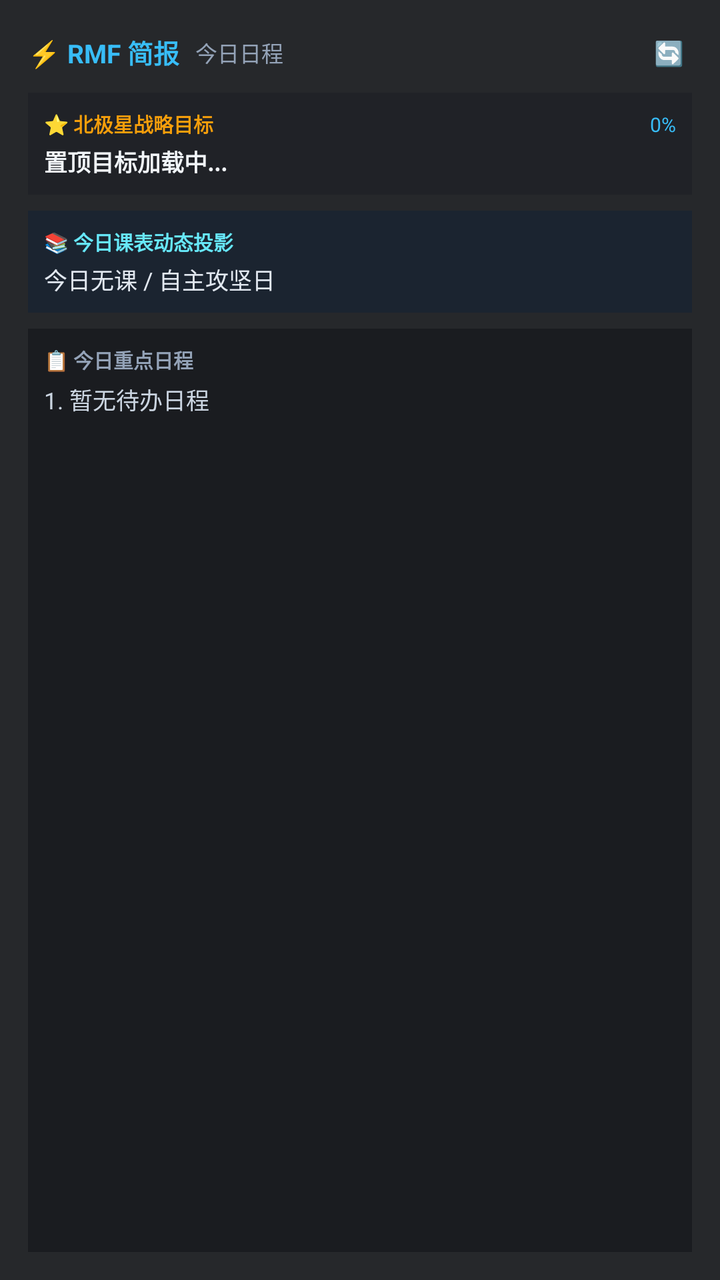
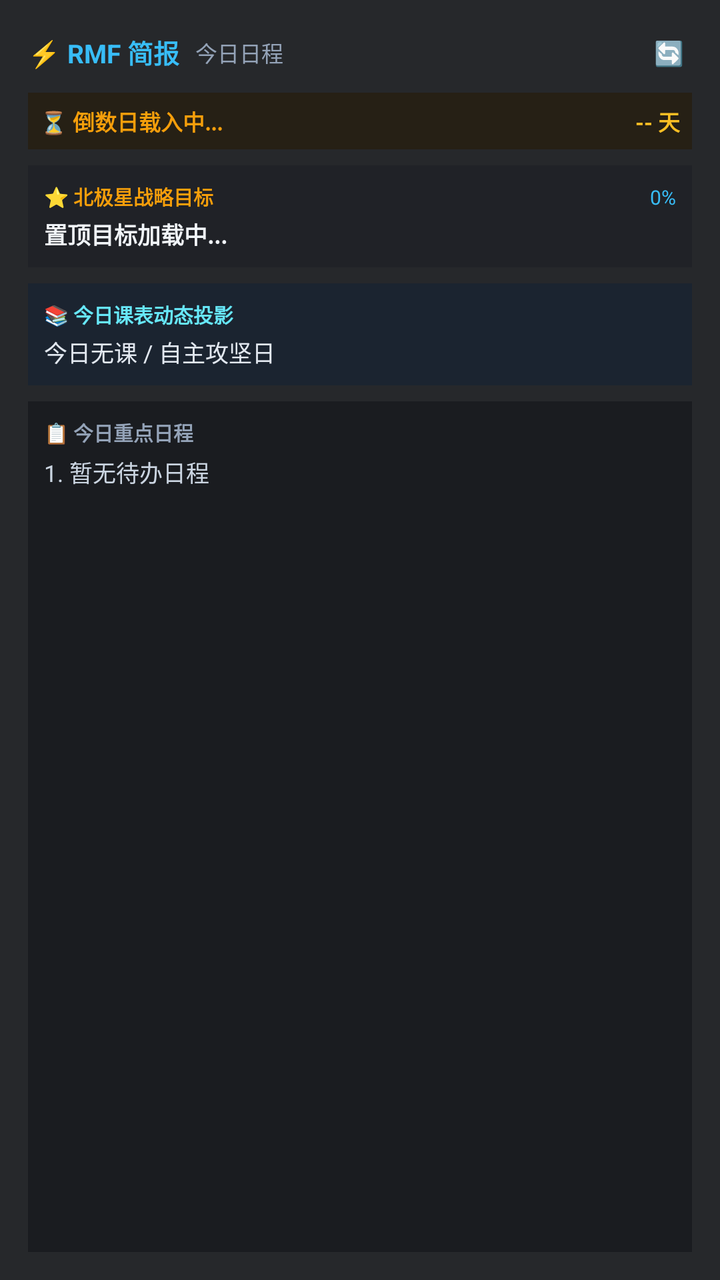

Two renders of the same Android screen: before a commit and after it. Below are the layout's source before the change and the commit's diff.
<!-- AndroidManifest.xml: application theme Theme.RMF -->
<!-- res/layout/widget_rmf_desktop.xml -->
<?xml version="1.0" encoding="utf-8"?>
<LinearLayout xmlns:android="http://schemas.android.com/apk/res/android"
    android:id="@+id/widget_root"
    android:layout_width="match_parent"
    android:layout_height="match_parent"
    android:orientation="vertical"
    android:background="#EE18191C"
    android:padding="14dp">

    
    <LinearLayout
        android:layout_width="match_parent"
        android:layout_height="wrap_content"
        android:orientation="horizontal"
        android:gravity="center_vertical"
        android:layout_marginBottom="8dp">

        <TextView
            android:layout_width="wrap_content"
            android:layout_height="wrap_content"
            android:text="⚡ RMF 简报"
            android:textColor="#38BDF8"
            android:textSize="13sp"
            android:textStyle="bold" />

        <TextView
            android:id="@+id/widget_date_text"
            android:layout_width="0dp"
            android:layout_height="wrap_content"
            android:layout_weight="1"
            android:layout_marginStart="8dp"
            android:text="今日日程"
            android:textColor="#94A3B8"
            android:textSize="11sp" />

        <TextView
            android:id="@+id/widget_refresh_btn"
            android:layout_width="wrap_content"
            android:layout_height="wrap_content"
            android:padding="4dp"
            android:text="🔄"
            android:textColor="#94A3B8"
            android:textSize="12sp" />
    </LinearLayout>

    
    <LinearLayout
        android:layout_width="match_parent"
        android:layout_height="wrap_content"
        android:orientation="vertical"
        android:background="#202227"
        android:padding="8dp"
        android:layout_marginBottom="8dp">

        <LinearLayout
            android:layout_width="match_parent"
            android:layout_height="wrap_content"
            android:orientation="horizontal">

            <TextView
                android:layout_width="0dp"
                android:layout_height="wrap_content"
                android:layout_weight="1"
                android:text="⭐ 北极星战略目标"
                android:textColor="#F59E0B"
                android:textSize="10sp"
                android:textStyle="bold" />

            <TextView
                android:id="@+id/widget_north_star_progress"
                android:layout_width="wrap_content"
                android:layout_height="wrap_content"
                android:text="0%"
                android:textColor="#38BDF8"
                android:textSize="10sp" />
        </LinearLayout>

        <TextView
            android:id="@+id/widget_north_star_title"
            android:layout_width="match_parent"
            android:layout_height="wrap_content"
            android:layout_marginTop="3dp"
            android:ellipsize="end"
            android:maxLines="1"
            android:text="置顶目标加载中..."
            android:textColor="#F1F5F9"
            android:textSize="11.5sp"
            android:textStyle="bold" />
    </LinearLayout>

    
    <LinearLayout
        android:layout_width="match_parent"
        android:layout_height="wrap_content"
        android:orientation="vertical"
        android:background="#1B2430"
        android:padding="8dp"
        android:layout_marginBottom="8dp">

        <TextView
            android:layout_width="match_parent"
            android:layout_height="wrap_content"
            android:text="📚 今日课表动态投影"
            android:textColor="#67E8F9"
            android:textSize="10sp"
            android:textStyle="bold" />

        <TextView
            android:id="@+id/widget_courses_text"
            android:layout_width="match_parent"
            android:layout_height="wrap_content"
            android:layout_marginTop="3dp"
            android:ellipsize="end"
            android:maxLines="1"
            android:text="今日无课 / 自主攻坚日"
            android:textColor="#E2E8F0"
            android:textSize="11.5sp" />
    </LinearLayout>

    
    <LinearLayout
        android:layout_width="match_parent"
        android:layout_height="0dp"
        android:layout_weight="1"
        android:orientation="vertical"
        android:background="#1A1C20"
        android:padding="8dp">

        <TextView
            android:layout_width="match_parent"
            android:layout_height="wrap_content"
            android:text="📋 今日重点日程"
            android:textColor="#94A3B8"
            android:textSize="10sp"
            android:textStyle="bold"
            android:layout_marginBottom="4dp" />

        <TextView
            android:id="@+id/widget_task1"
            android:layout_width="match_parent"
            android:layout_height="wrap_content"
            android:ellipsize="end"
            android:maxLines="1"
            android:text="1. 暂无待办日程"
            android:textColor="#CBD5E1"
            android:textSize="11.5sp"
            android:layout_marginBottom="2dp" />

        <TextView
            android:id="@+id/widget_task2"
            android:layout_width="match_parent"
            android:layout_height="wrap_content"
            android:ellipsize="end"
            android:maxLines="1"
            android:text=""
            android:textColor="#94A3B8"
            android:textSize="11.5sp"
            android:layout_marginBottom="2dp" />

        <TextView
            android:id="@+id/widget_task3"
            android:layout_width="match_parent"
            android:layout_height="wrap_content"
            android:ellipsize="end"
            android:maxLines="1"
            android:text=""
            android:textColor="#94A3B8"
            android:textSize="11.5sp" />
    </LinearLayout>

</LinearLayout>
<!-- resources referenced by this layout -->
<resources>
  <style name="Theme.RMF" parent="android:Theme.Material.NoActionBar">
          <item name="android:statusBarColor">#F8FAFC</item>
          <item name="android:navigationBarColor">#FFFFFF</item>
          <item name="android:windowBackground">#F8FAFC</item>
          <item name="android:windowLightStatusBar">true</item>
      </style>
</resources>

<!-- the commit's change to res/layout/widget_rmf_desktop.xml (unified diff, before → after) -->
@@ -45,6 +45,39 @@
 
     
     <LinearLayout
+        android:id="@+id/widget_countdown_container"
+        android:layout_width="match_parent"
+        android:layout_height="wrap_content"
+        android:orientation="horizontal"
+        android:gravity="center_vertical"
+        android:background="#262015"
+        android:padding="6dp"
+        android:layout_marginBottom="8dp">
+
+        <TextView
+            android:id="@+id/widget_countdown_title"
+            android:layout_width="0dp"
+            android:layout_height="wrap_content"
+            android:layout_weight="1"
+            android:ellipsize="end"
+            android:maxLines="1"
+            android:text="⏳ 倒数日载入中..."
+            android:textColor="#F59E0B"
+            android:textSize="11sp"
+            android:textStyle="bold" />
+
+        <TextView
+            android:id="@+id/widget_countdown_days"
+            android:layout_width="wrap_content"
+            android:layout_height="wrap_content"
+            android:text="-- 天"
+            android:textColor="#FBBF24"
+            android:textSize="11sp"
+            android:textStyle="bold" />
+    </LinearLayout>
+
+    
+    <LinearLayout
         android:layout_width="match_parent"
         android:layout_height="wrap_content"
         android:orientation="vertical"
